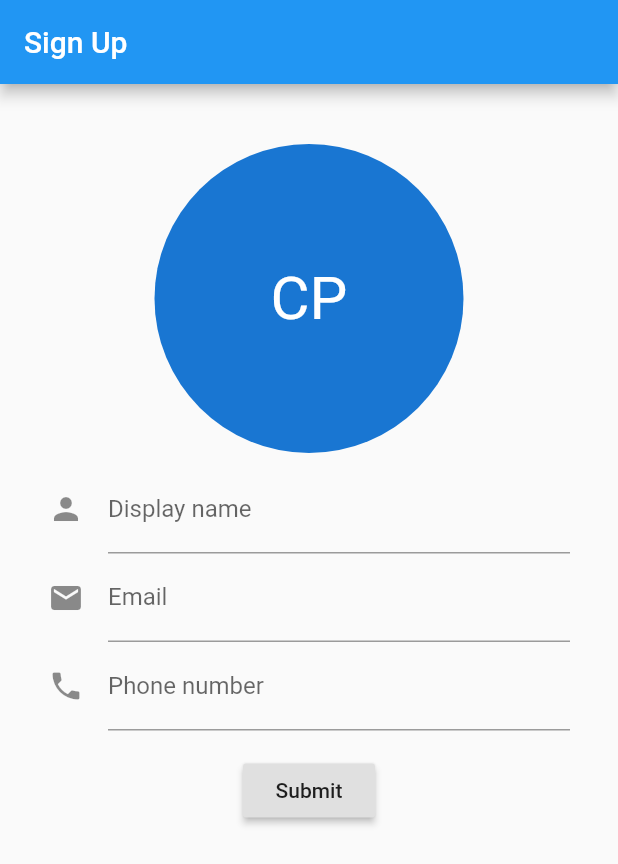
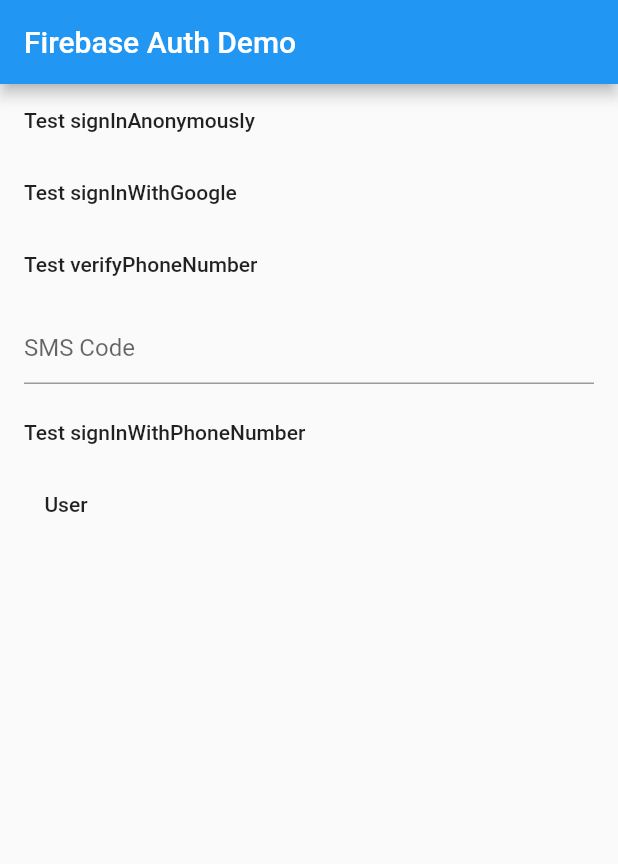
Before and after one commit to chrispch/chat, a Flutter app: the screen it shows after launch, on a phone screen of 412 x 824 dp. Shown: the top 864 px of the screen. Run offline on Flutter 3.47's test engine with Material 2 defaults, Android fonts, the phone set to English and light mode, and no system bars; our stand-ins replace cloud_firestore, firebase_auth, google_sign_in; accounts and stored records are empty.

```diff
--- a/lib/main.dart
+++ b/lib/main.dart
@@ -1,5 +1,5 @@
 import 'package:flutter/material.dart';
-import 'package:chat/pages/sign_up_screen.dart';
+import 'package:chat/pages/main.dart';
 
 void main() => runApp(MyApp());
 
@@ -7,8 +7,8 @@ class MyApp extends StatelessWidget {
  @override
  Widget build(BuildContext context) {
    return MaterialApp(
-     title: 'Chat',
-     home: SignUpScreen({"name": "Chris Peh", "photoUrl": null}),
-   );
+    title: 'Chat',
+    home: TestPage()
+  );
  }
 }
--- /dev/null
+++ b/lib/pages/main.dart
@@ -0,0 +1,221 @@
+// Copyright 2017 The Chromium Authors. All rights reserved.
+// Use of this source code is governed by a BSD-style license that can be
+// found in the LICENSE file.
+
+import 'dart:async';
+import 'dart:io';
+
+import 'package:flutter/material.dart';
+import 'package:firebase_auth/firebase_auth.dart';
+import 'package:google_sign_in/google_sign_in.dart';
+
+final FirebaseAuth _auth = FirebaseAuth.instance;
+final GoogleSignIn _googleSignIn = GoogleSignIn();
+
+void main() {
+  runApp(TestPage());
+}
+
+class TestPage extends StatelessWidget {
+  @override
+  Widget build(BuildContext context) {
+    return MaterialApp(
+      title: 'Firebase Auth Demo',
+      home: MyHomePage(title: 'Firebase Auth Demo'),
+    );
+  }
+}
+
+class MyHomePage extends StatefulWidget {
+  MyHomePage({Key key, this.title}) : super(key: key);
+
+  final String title;
+
+  @override
+  _MyHomePageState createState() => _MyHomePageState();
+}
+
+class _MyHomePageState extends State<MyHomePage> {
+  Future<String> _message = Future<String>.value('');
+  TextEditingController _smsCodeController = TextEditingController();
+  String verificationId;
+  final String testSmsCode = '888888';
+  final String testPhoneNumber = '+65 96790576';
+  FirebaseUser currentUser = null;
+
+  Future<String> _testSignInAnonymously() async {
+    final FirebaseUser user = await _auth.signInAnonymously();
+    assert(user != null);
+    assert(user.isAnonymous);
+    assert(!user.isEmailVerified);
+    assert(await user.getIdToken() != null);
+    if (Platform.isIOS) {
+      // Anonymous auth doesn't show up as a provider on iOS
+      assert(user.providerData.isEmpty);
+    } else if (Platform.isAndroid) {
+      // Anonymous auth does show up as a provider on Android
+      assert(user.providerData.length == 1);
+      assert(user.providerData[0].providerId == 'firebase');
+      assert(user.providerData[0].uid != null);
+      assert(user.providerData[0].displayName == null);
+      assert(user.providerData[0].photoUrl == null);
+      assert(user.providerData[0].email == null);
+    }
+
+    currentUser = await _auth.currentUser();
+    assert(user.uid == currentUser.uid);
+
+    setState(() {
+      currentUser = currentUser;
+    });
+
+    return 'signInAnonymously succeeded: $user';
+  }
+
+  Future<String> _testSignInWithGoogle() async {
+    final GoogleSignInAccount googleUser = await _googleSignIn.signIn();
+    final GoogleSignInAuthentication googleAuth =
+        await googleUser.authentication;
+    final AuthCredential credential = GoogleAuthProvider.getCredential(
+      accessToken: googleAuth.accessToken,
+      idToken: googleAuth.idToken,
+    );
+    final FirebaseUser user = await _auth.signInWithCredential(credential);
+    assert(user.email != null);
+    assert(user.displayName != null);
+    assert(!user.isAnonymous);
+    assert(await user.getIdToken() != null);
+
+    final FirebaseUser currentUser = await _auth.currentUser();
+    assert(user.uid == currentUser.uid);
+    setState(() {
+        _message =
+            Future<String>.value('signInWithGoogle auto succeeded: $user');
+      });
+    return 'signInWithGoogle succeeded: $user';
+  }
+
+  Future<void> _testVerifyPhoneNumber() async {
+    final PhoneVerificationCompleted verificationCompleted =
+        (FirebaseUser user) {
+      setState(() {
+        _message =
+            Future<String>.value('signInWithPhoneNumber auto succeeded: $user');
+      });
+    };
+
+    final PhoneVerificationFailed verificationFailed =
+        (AuthException authException) {
+      setState(() {
+        _message = Future<String>.value(
+            'Phone number verification failed. Code: ${authException.code}. Message: ${authException.message}');
+      });
+    };
+
+    final PhoneCodeSent codeSent =
+        (String verificationId, [int forceResendingToken]) async {
+      this.verificationId = verificationId;
+      _smsCodeController.text = testSmsCode;
+    };
+
+    final PhoneCodeAutoRetrievalTimeout codeAutoRetrievalTimeout =
+        (String verificationId) {
+      this.verificationId = verificationId;
+      _smsCodeController.text = testSmsCode;
+    };
+
+    await _auth.verifyPhoneNumber(
+        phoneNumber: testPhoneNumber,
+        timeout: const Duration(seconds: 5),
+        verificationCompleted: verificationCompleted,
+        verificationFailed: verificationFailed,
+        codeSent: codeSent,
+        codeAutoRetrievalTimeout: codeAutoRetrievalTimeout);
+  }
+
+  Future<String> _testSignInWithPhoneNumber(String smsCode) async {
+    final AuthCredential credential = PhoneAuthProvider.getCredential(
+      verificationId: verificationId,
+      smsCode: smsCode,
+    );
+    final FirebaseUser user = await _auth.signInWithCredential(credential);
+    final FirebaseUser currentUser = await _auth.currentUser();
+    assert(user.uid == currentUser.uid);
+
+    _smsCodeController.text = '';
+    return 'signInWithPhoneNumber succeeded: $user';
+  }
+
+  @override
+  Widget build(BuildContext context) {
+    return Scaffold(
+      appBar: AppBar(
+        title: Text(widget.title),
+      ),
+      body: Column(
+        crossAxisAlignment: CrossAxisAlignment.start,
+        children: <Widget>[
+          MaterialButton(
+              child: const Text('Test signInAnonymously'),
+              onPressed: () {
+                setState(() {
+                  _message = _testSignInAnonymously();
+                });
+              }),
+          MaterialButton(
+              child: const Text('Test signInWithGoogle'),
+              onPressed: () {
+                setState(() {
+                  _message = _testSignInWithGoogle();
+                });
+              }),
+          MaterialButton(
+              child: const Text('Test verifyPhoneNumber'),
+              onPressed: () {
+                _testVerifyPhoneNumber();
+              }),
+          Container(
+            margin: const EdgeInsets.only(
+              top: 8.0,
+              bottom: 8.0,
+              left: 16.0,
+              right: 16.0,
+            ),
+            child: TextField(
+              controller: _smsCodeController,
+              decoration: const InputDecoration(
+                hintText: 'SMS Code',
+              ),
+            ),
+          ),
+          MaterialButton(
+              child: const Text('Test signInWithPhoneNumber'),
+              onPressed: () {
+                if (_smsCodeController.text != null) {
+                  setState(() {
+                    _message =
+                        _testSignInWithPhoneNumber(_smsCodeController.text);
+                  });
+                }
+              }),
+          MaterialButton(
+              child: const Text('User'),
+              onPressed: () {
+                print("pressed");
+                setState(() {
+                  _message =
+                      Future<String>.value(currentUser.uid);
+                });
+              }),
+          FutureBuilder<String>(
+              future: _message,
+              builder: (_, AsyncSnapshot<String> snapshot) {
+                return Text(snapshot.data ?? '',
+                    style:
+                        const TextStyle(color: Color.fromARGB(255, 0, 155, 0)));
+              }),
+        ],
+      ),
+    );
+  }
+}
--- a/lib/pages/sign_up_screen.dart
+++ b/lib/pages/sign_up_screen.dart
@@ -89,7 +89,7 @@ class _SignUpScreenState extends State<SignUpScreen> {
                   if (_formKey.currentState.validate()) {
                     print("form submitted!");
                     _formKey.currentState.save();
-                    print(widget._providerInfo);
+                    // navigate back to home_screen
                   }
                 },
                 child: Text('Submit'),
--- a/pubspec.yaml
+++ b/pubspec.yaml
@@ -19,11 +19,12 @@ dependencies:
   # The following adds the Cupertino Icons font to your application.
   # Use with the CupertinoIcons class for iOS style icons.
   cupertino_icons: ^0.1.2
-  # cloud_firestore: ^0.8.2
-  cloud_firestore: ^0.9.0+1
+  # cloud_firestore: 0.8.2+3
+  # cloud_firestore: ^0.9.0+1
   google_sign_in: ^4.0.1
   firebase_auth: ^0.8.0+3
   intl: ^0.15.7
+  image_picker:
 
 dev_dependencies:
   flutter_test:
```
Also changed, not shown: lib/pages/home_screen.dart (+8 -5 lines), lib/pages/verify_phone_number_screen.dart (added, +160 -0 lines), 7 other files.
